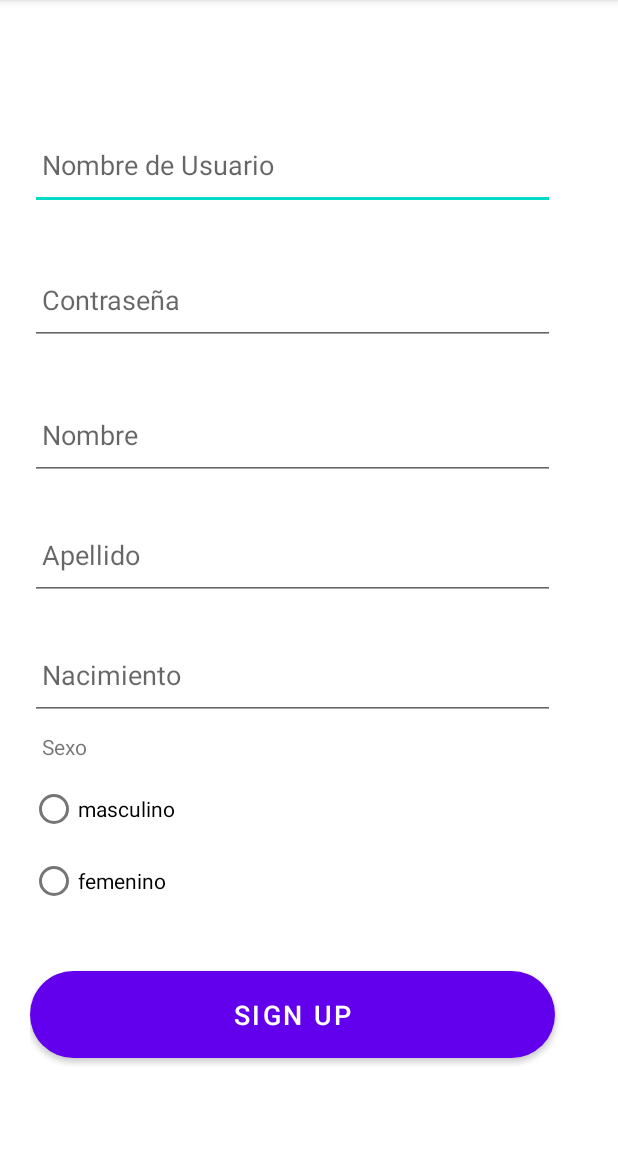
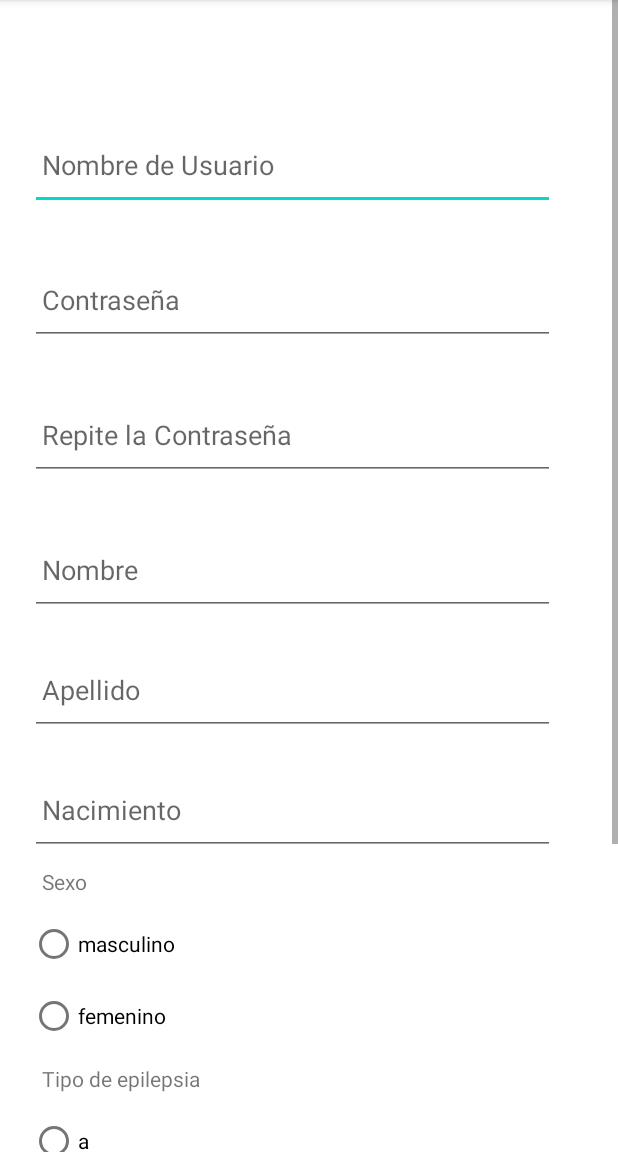
Before and after one commit to FlorMMF/IS_ProyectoFinal, an Android app: the sign_up screen opened directly, with no data from a screen before it, on a phone screen of 412 x 824 dp, the part 84-1236 px from its top. Run offline under Robolectric (Android 15) with nearby library versions, the phone set to English and light mode, and no system bars.

Commit message:
añade la confirmacion de la contraseña, añade tipo de epilepsia, iu

```diff
--- a/ISProyect/app/src/main/res/layout/activity_sign_up.xml
+++ b/ISProyect/app/src/main/res/layout/activity_sign_up.xml
@@ -37,6 +37,15 @@
                 android:layout_marginTop="30dp"
                 android:drawablePadding="8dp"
                 android:hint="Contraseña"
+                android:padding="8dp" />
+
+            <EditText
+                android:id="@+id/signup_password2"
+                android:layout_width="350dp"
+                android:layout_height="60dp"
+                android:layout_marginTop="30dp"
+                android:drawablePadding="8dp"
+                android:hint="Repite la Contraseña"
                 android:padding="8dp" />
 
 
@@ -94,6 +103,43 @@
                     android:text="femenino" />
             </RadioGroup>
 
+            <TextView
+                android:id="@+id/tepilepsia"
+                android:layout_width="wrap_content"
+                android:layout_height="wrap_content"
+                android:padding="8dp"
+                android:text="Tipo de epilepsia" />
+
+            <RadioGroup
+                android:layout_width="match_parent"
+                android:layout_height="wrap_content"
+                android:orientation="vertical">
+
+                <RadioButton
+                    android:id="@+id/radio_tAepilepisa"
+                    android:layout_width="wrap_content"
+                    android:layout_height="wrap_content"
+                    android:text="a" />
+
+                <RadioButton
+                    android:id="@+id/radio_tBepilepisa"
+                    android:layout_width="wrap_content"
+                    android:layout_height="wrap_content"
+                    android:text="b" />
+
+                <RadioButton
+                    android:id="@+id/radio_tCepilepisa"
+                    android:layout_width="wrap_content"
+                    android:layout_height="wrap_content"
+                    android:text="c" />
+
+                <RadioButton
+                    android:id="@+id/radio_tDepilepisa"
+                    android:layout_width="wrap_content"
+                    android:layout_height="wrap_content"
+                    android:text="d" />
+            </RadioGroup>
+
             <Button
                 android:id="@+id/signup_button"
                 android:layout_width="350dp"
```
